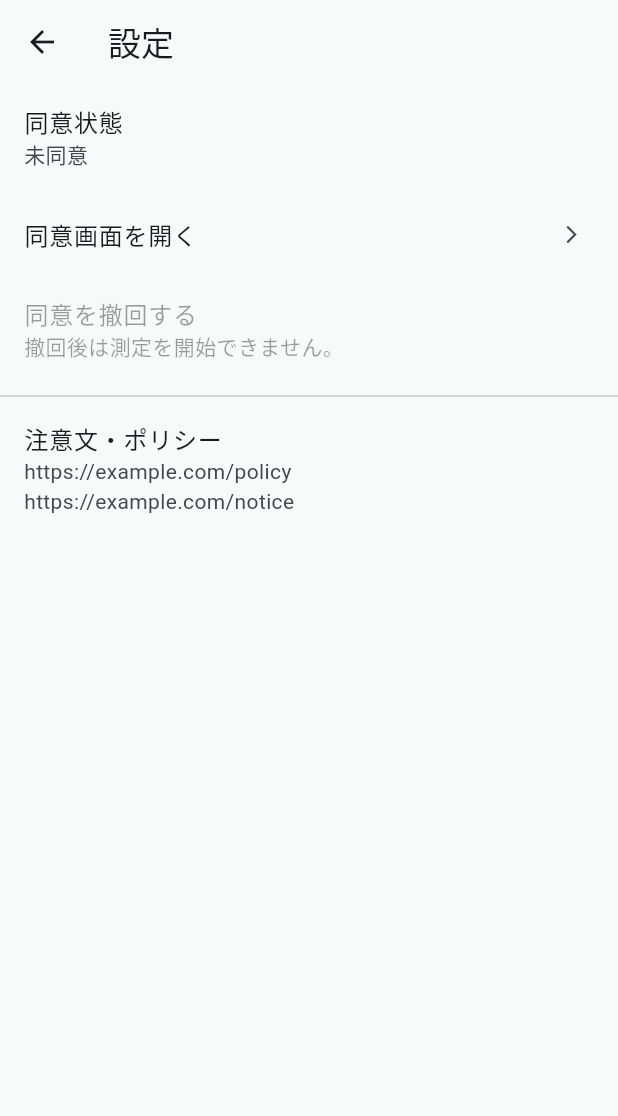
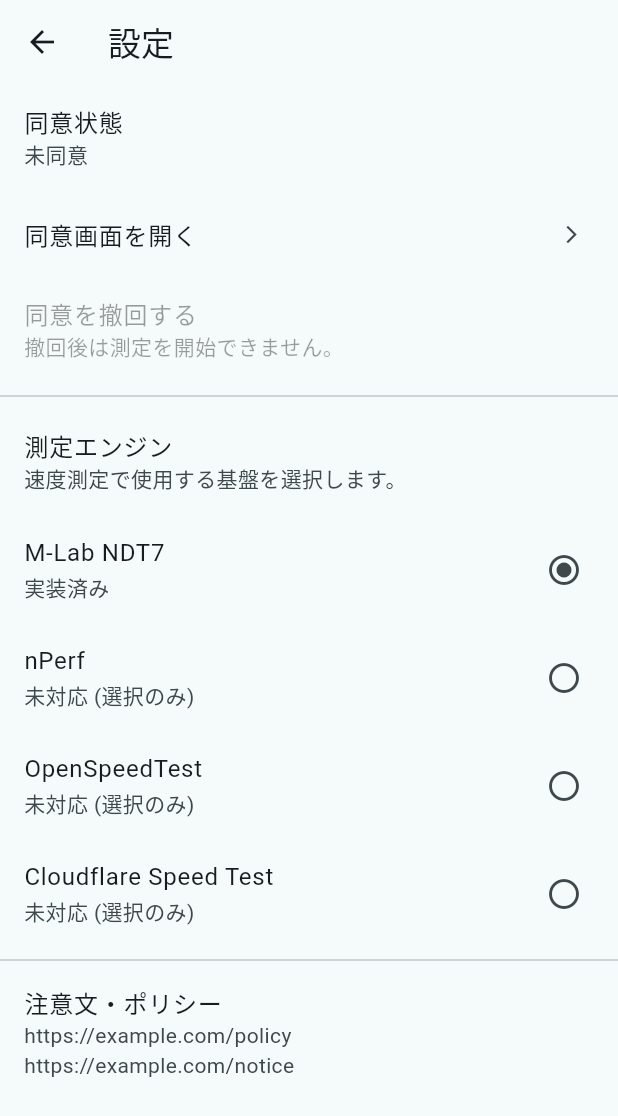
Before and after one commit to porarrirr/soeedtest, a Flutter app: the HomeScreen screen opened directly, after a tap on the "settings" icon, on a phone screen of 412 x 824 dp. Shown: the top 1116 px of the screen. Run offline on Flutter 3.47's test engine with Material 3 defaults, Android fonts, the phone set to English and light mode, and no system bars; our stand-ins replace connectivity_plus, dio, flutter_riverpod, hive, hive_flutter, share_plus; accounts and stored records are empty.

Commit message:
feat: add selectable speed test engine framework

```diff
--- a/lib/app/providers.dart
+++ b/lib/app/providers.dart
@@ -9,11 +9,14 @@ import "package:uuid/uuid.dart";
 import "../data/network/locate_api_client.dart";
 import "../data/repositories/consent_repository_impl.dart";
 import "../data/repositories/history_repository_impl.dart";
+import "../data/repositories/speed_test_engine_repository_impl.dart";
 import "../data/storage/hive_boxes.dart";
 import "../domain/models/connection_type.dart";
+import "../domain/models/speed_test_engine.dart";
 import "../domain/models/speed_test_result.dart";
 import "../domain/repositories/consent_repository.dart";
 import "../domain/repositories/history_repository.dart";
+import "../domain/repositories/speed_test_engine_repository.dart";
 import "../domain/usecases/run_speed_test_usecase.dart";
 import "../platform/speedtest_channel.dart";
 
@@ -66,6 +69,11 @@ final Provider<ConsentRepository> consentRepositoryProvider =
 final Provider<HistoryRepository> historyRepositoryProvider =
     Provider<HistoryRepository>((Ref ref) {
       return HistoryRepositoryImpl(ref.watch(historyBoxProvider));
+    });
+
+final Provider<SpeedTestEngineRepository> speedTestEngineRepositoryProvider =
+    Provider<SpeedTestEngineRepository>((Ref ref) {
+      return SpeedTestEngineRepositoryImpl(ref.watch(settingsBoxProvider));
     });
 
 class ConsentSnapshot {
@@ -151,6 +159,45 @@ historyControllerProvider =
         return HistoryController(ref.watch(historyRepositoryProvider));
       },
     );
+
+class SpeedTestEngineController
+    extends StateNotifier<AsyncValue<SpeedTestEngine>> {
+  SpeedTestEngineController(this._repository)
+    : super(const AsyncValue.loading()) {
+    unawaited(load());
+  }
+
+  final SpeedTestEngineRepository _repository;
+
+  Future<void> load() async {
+    state = const AsyncValue.loading();
+    try {
+      final SpeedTestEngine selected = await _repository.getSelectedEngine();
+      state = AsyncValue.data(selected);
+    } catch (error, stackTrace) {
+      state = AsyncValue.error(error, stackTrace);
+    }
+  }
+
+  Future<void> setSelectedEngine(SpeedTestEngine engine) async {
+    await _repository.setSelectedEngine(engine);
+    state = AsyncValue.data(engine);
+  }
+}
+
+final StateNotifierProvider<
+  SpeedTestEngineController,
+  AsyncValue<SpeedTestEngine>
+>
+speedTestEngineControllerProvider =
+    StateNotifierProvider<
+      SpeedTestEngineController,
+      AsyncValue<SpeedTestEngine>
+    >((Ref ref) {
+      return SpeedTestEngineController(
+        ref.watch(speedTestEngineRepositoryProvider),
+      );
+    });
 
 final StateProvider<ConnectionType?> historyFilterProvider =
     StateProvider<ConnectionType?>((Ref ref) {
@@ -272,6 +319,17 @@ class SpeedTestController extends StateNotifier<SpeedTestState> {
       );
       return;
     }
+    final SpeedTestEngine selectedEngine =
+        ref.read(speedTestEngineControllerProvider).valueOrNull ??
+        SpeedTestEngine.ndt7;
+    if (!selectedEngine.isImplemented) {
+      state = state.copyWith(
+        phase: TestPhase.error,
+        running: false,
+        errorMessage: "${selectedEngine.label} は未対応です。設定で実装済みエンジンを選択してください。",
+      );
+      return;
+    }
 
     _cancelRequested = false;
     state = state.copyWith(
@@ -288,6 +346,7 @@ class SpeedTestController extends StateNotifier<SpeedTestState> {
           .read(runSpeedTestUseCaseProvider)
           .execute(
             connectionType: connection,
+            engine: selectedEngine,
             onProgress: (NativeSpeedtestProgress progress) {
               final TestPhase phase = progress.phase == "upload"
                   ? TestPhase.upload
@@ -315,6 +374,12 @@ class SpeedTestController extends StateNotifier<SpeedTestState> {
         phase: TestPhase.error,
         running: false,
         errorMessage: "測定先取得に失敗しました。リトライしてください。",
+      );
+    } on UnsupportedSpeedTestEngineException catch (error) {
+      state = state.copyWith(
+        phase: TestPhase.error,
+        running: false,
+        errorMessage: "${error.engine.label} は未対応です。設定で実装済みエンジンを選択してください。",
       );
     } catch (error) {
       if (_cancelRequested) {
--- /dev/null
+++ b/lib/data/repositories/speed_test_engine_repository_impl.dart
@@ -0,0 +1,23 @@
+import "package:hive/hive.dart";
+
+import "../../domain/models/speed_test_engine.dart";
+import "../../domain/repositories/speed_test_engine_repository.dart";
+
+class SpeedTestEngineRepositoryImpl implements SpeedTestEngineRepository {
+  SpeedTestEngineRepositoryImpl(this._settingsBox);
+
+  static const String engineKey = "speed_test_engine";
+
+  final Box<dynamic> _settingsBox;
+
+  @override
+  Future<SpeedTestEngine> getSelectedEngine() async {
+    final String? stored = _settingsBox.get(engineKey) as String?;
+    return SpeedTestEngineX.fromStorageValue(stored);
+  }
+
+  @override
+  Future<void> setSelectedEngine(SpeedTestEngine engine) async {
+    await _settingsBox.put(engineKey, engine.storageValue);
+  }
+}
--- /dev/null
+++ b/lib/domain/models/speed_test_engine.dart
@@ -0,0 +1,37 @@
+enum SpeedTestEngine { ndt7, nperf, openSpeedTest, cloudflareWeb }
+
+extension SpeedTestEngineX on SpeedTestEngine {
+  String get storageValue => name;
+
+  String get label {
+    switch (this) {
+      case SpeedTestEngine.ndt7:
+        return "M-Lab NDT7";
+      case SpeedTestEngine.nperf:
+        return "nPerf";
+      case SpeedTestEngine.openSpeedTest:
+        return "OpenSpeedTest";
+      case SpeedTestEngine.cloudflareWeb:
+        return "Cloudflare Speed Test";
+    }
+  }
+
+  String get statusLabel {
+    if (isImplemented) {
+      return "実装済み";
+    }
+    return "未対応";
+  }
+
+  bool get isImplemented => this == SpeedTestEngine.ndt7;
+
+  static SpeedTestEngine fromStorageValue(String? value) {
+    if (value == null) {
+      return SpeedTestEngine.ndt7;
+    }
+    return SpeedTestEngine.values.firstWhere(
+      (SpeedTestEngine item) => item.storageValue == value,
+      orElse: () => SpeedTestEngine.ndt7,
+    );
+  }
+}
--- a/lib/domain/models/speed_test_result.dart
+++ b/lib/domain/models/speed_test_result.dart
@@ -1,6 +1,7 @@
 import "dart:convert";
 
 import "connection_type.dart";
+import "speed_test_engine.dart";
 
 class SpeedTestResult {
   const SpeedTestResult({
@@ -9,6 +10,7 @@ class SpeedTestResult {
     required this.downloadMbps,
     required this.uploadMbps,
     required this.connectionType,
+    this.engine = SpeedTestEngine.ndt7,
     this.serverInfo,
     this.error,
   });
@@ -18,6 +20,7 @@ class SpeedTestResult {
   final double downloadMbps;
   final double uploadMbps;
   final ConnectionType connectionType;
+  final SpeedTestEngine engine;
   final String? serverInfo;
   final String? error;
 
@@ -30,6 +33,7 @@ class SpeedTestResult {
       "downloadMbps": downloadMbps,
       "uploadMbps": uploadMbps,
       "connectionType": connectionType.name,
+      "engine": engine.storageValue,
       "serverInfo": serverInfo,
       "error": error,
     };
@@ -57,6 +61,7 @@ class SpeedTestResult {
         (ConnectionType value) => value.name == typeRaw,
         orElse: () => ConnectionType.unknown,
       ),
+      engine: SpeedTestEngineX.fromStorageValue(json["engine"] as String?),
       serverInfo: json["serverInfo"] as String?,
       error: json["error"] as String?,
     );
--- a/lib/main.dart
+++ b/lib/main.dart
@@ -30,7 +30,7 @@ class SpeedTestApp extends StatelessWidget {
   @override
   Widget build(BuildContext context) {
     return MaterialApp(
-      title: "NDT7 Speed Test",
+      title: "Speed Test",
       debugShowCheckedModeBanner: false,
       theme: ThemeData(
         colorScheme: ColorScheme.fromSeed(seedColor: const Color(0xFF006D77)),
--- a/lib/platform/speedtest_channel.dart
+++ b/lib/platform/speedtest_channel.dart
@@ -42,11 +42,13 @@ class SpeedtestChannel {
   }
 
   Future<NativeSpeedtestResult> startTest({
+    required String engineName,
     required String downloadUrl,
     required String uploadUrl,
   }) async {
     final Map<dynamic, dynamic>? result = await _methodChannel
         .invokeMapMethod<dynamic, dynamic>("startTest", <String, dynamic>{
+          "engine": engineName,
           "downloadUrl": downloadUrl,
           "uploadUrl": uploadUrl,
         });
--- a/lib/ui/screens/history_screen.dart
+++ b/lib/ui/screens/history_screen.dart
@@ -4,6 +4,7 @@ import "package:intl/intl.dart";
 
 import "../../app/providers.dart";
 import "../../domain/models/connection_type.dart";
+import "../../domain/models/speed_test_engine.dart";
 import "../../domain/models/speed_test_result.dart";
 import "result_screen.dart";
 
@@ -65,7 +66,7 @@ class HistoryScreen extends ConsumerWidget {
                         "DL ${item.downloadMbps.toStringAsFixed(1)} / UL ${item.uploadMbps.toStringAsFixed(1)} Mbps",
                       ),
                       subtitle: Text(
-                        "${DateFormat("yyyy-MM-dd HH:mm").format(item.timestamp.toLocal())}  •  ${item.connectionType.label}",
+                        "${DateFormat("yyyy-MM-dd HH:mm").format(item.timestamp.toLocal())}  •  ${item.connectionType.label}  •  ${item.engine.label}",
                       ),
                       onTap: () {
                         Navigator.of(context).push(
--- a/lib/ui/screens/home_screen.dart
+++ b/lib/ui/screens/home_screen.dart
@@ -6,6 +6,7 @@ import "package:intl/intl.dart";
 
 import "../../app/providers.dart";
 import "../../domain/models/connection_type.dart";
+import "../../domain/models/speed_test_engine.dart";
 import "../../domain/models/speed_test_result.dart";
 import "consent_screen.dart";
 import "history_screen.dart";
@@ -26,16 +27,21 @@ class HomeScreen extends ConsumerWidget {
     final AsyncValue<ConnectionType> connection = ref.watch(
       currentConnectionTypeProvider,
     );
+    final AsyncValue<SpeedTestEngine> selectedEngineAsync = ref.watch(
+      speedTestEngineControllerProvider,
+    );
     final SpeedTestState testState = ref.watch(speedTestControllerProvider);
 
     final bool granted = consent.valueOrNull?.granted ?? false;
+    final SpeedTestEngine selectedEngine =
+        selectedEngineAsync.valueOrNull ?? SpeedTestEngine.ndt7;
     final SpeedTestResult? latest = history.valueOrNull?.isNotEmpty == true
         ? history.valueOrNull!.first
         : null;
 
     return Scaffold(
       appBar: AppBar(
-        title: const Text("NDT7 Speed Test"),
+        title: const Text("Speed Test"),
         actions: <Widget>[
           IconButton(
             onPressed: () {
@@ -77,6 +83,15 @@ class HomeScreen extends ConsumerWidget {
               ),
             ),
             const SizedBox(height: 12),
+            Card(
+              child: ListTile(
+                title: const Text("測定エンジン"),
+                subtitle: Text(
+                  "${selectedEngine.label} (${selectedEngine.statusLabel})",
+                ),
+              ),
+            ),
+            const SizedBox(height: 12),
             if (latest != null)
               Card(
                 child: ListTile(
@@ -84,9 +99,7 @@ class HomeScreen extends ConsumerWidget {
                     "直近: DL ${latest.downloadMbps.toStringAsFixed(1)} / UL ${latest.uploadMbps.toStringAsFixed(1)} Mbps",
                   ),
                   subtitle: Text(
-                    DateFormat(
-                      "yyyy-MM-dd HH:mm",
-                    ).format(latest.timestamp.toLocal()),
+                    "${DateFormat("yyyy-MM-dd HH:mm").format(latest.timestamp.toLocal())}  •  ${latest.engine.label}",
                   ),
                 ),
               )
@@ -103,11 +116,16 @@ class HomeScreen extends ConsumerWidget {
                 "同意未取得のため測定できません。",
                 style: TextStyle(color: Colors.red),
               ),
+            if (granted && !selectedEngine.isImplemented)
+              Text(
+                "${selectedEngine.label} は未対応です。設定から実装済みエンジンを選んでください。",
+                style: const TextStyle(color: Colors.red),
+              ),
             const SizedBox(height: 8),
             SizedBox(
               height: 52,
               child: FilledButton(
-                onPressed: testState.running
+                onPressed: testState.running || !selectedEngine.isImplemented
                     ? null
                     : () async {
                         if (!granted) {
--- a/lib/ui/screens/settings_screen.dart
+++ b/lib/ui/screens/settings_screen.dart
@@ -2,6 +2,7 @@ import "package:flutter/material.dart";
 import "package:flutter_riverpod/flutter_riverpod.dart";
 
 import "../../app/providers.dart";
+import "../../domain/models/speed_test_engine.dart";
 import "consent_screen.dart";
 
 class SettingsScreen extends ConsumerWidget {
@@ -12,6 +13,11 @@ class SettingsScreen extends ConsumerWidget {
     final AsyncValue<ConsentSnapshot> consent = ref.watch(
       consentControllerProvider,
     );
+    final AsyncValue<SpeedTestEngine> selectedEngineAsync = ref.watch(
+      speedTestEngineControllerProvider,
+    );
+    final SpeedTestEngine selectedEngine =
+        selectedEngineAsync.valueOrNull ?? SpeedTestEngine.ndt7;
     final bool granted = consent.valueOrNull?.granted ?? false;
 
     return Scaffold(
@@ -49,6 +55,41 @@ class SettingsScreen extends ConsumerWidget {
           ),
           const Divider(),
           const ListTile(
+            title: Text("測定エンジン"),
+            subtitle: Text("速度測定で使用する基盤を選択します。"),
+          ),
+          for (final SpeedTestEngine engine in SpeedTestEngine.values)
+            ListTile(
+              title: Text(engine.label),
+              subtitle: Text(
+                engine.isImplemented
+                    ? engine.statusLabel
+                    : "${engine.statusLabel} (選択のみ)",
+              ),
+              trailing: Icon(
+                selectedEngine == engine
+                    ? Icons.radio_button_checked
+                    : Icons.radio_button_off,
+              ),
+              onTap: () async {
+                await ref
+                    .read(speedTestEngineControllerProvider.notifier)
+                    .setSelectedEngine(engine);
+                if (!context.mounted) {
+                  return;
+                }
+                ScaffoldMessenger.of(context).showSnackBar(
+                  SnackBar(content: Text("測定エンジンを ${engine.label} に変更しました。")),
+                );
+              },
+            ),
+          if (selectedEngineAsync.hasError)
+            const ListTile(
+              title: Text("測定エンジン設定の読み込みに失敗しました"),
+              subtitle: Text("デフォルト値で継続します。"),
+            ),
+          const Divider(),
+          const ListTile(
             title: Text("注意文・ポリシー"),
             subtitle: Text(
               "https://example.com/policy\nhttps://example.com/notice",
--- a/pubspec.yaml
+++ b/pubspec.yaml
@@ -1,5 +1,5 @@
 name: iosandrodispeedtesy
-description: "Flutter iOS/Android speed test app using M-Lab NDT7."
+description: "Flutter iOS/Android speed test app with selectable test engines."
 # The following line prevents the package from being accidentally published to
 # pub.dev using `flutter pub publish`. This is preferred for private packages.
 publish_to: 'none' # Remove this line if you wish to publish to pub.dev
```
Also changed, not shown: lib/domain/repositories/speed_test_engine_repository.dart (added, +7 -0 lines), lib/domain/usecases/run_speed_test_usecase.dart (+16 -0 lines), lib/ui/screens/result_screen.dart (+7 -1 lines), 8 other files.
